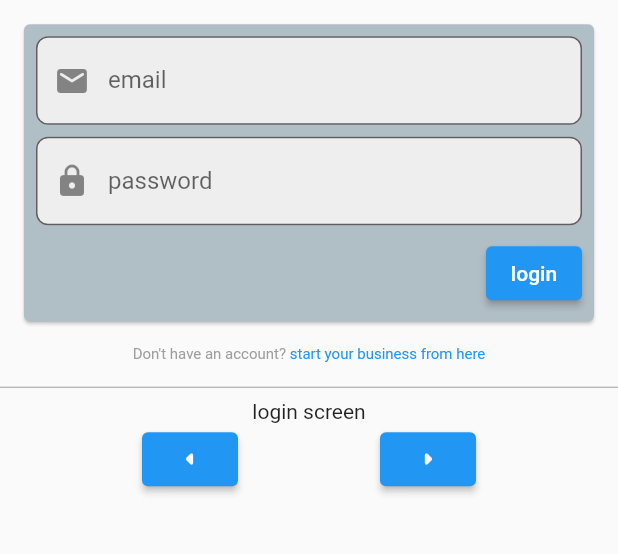
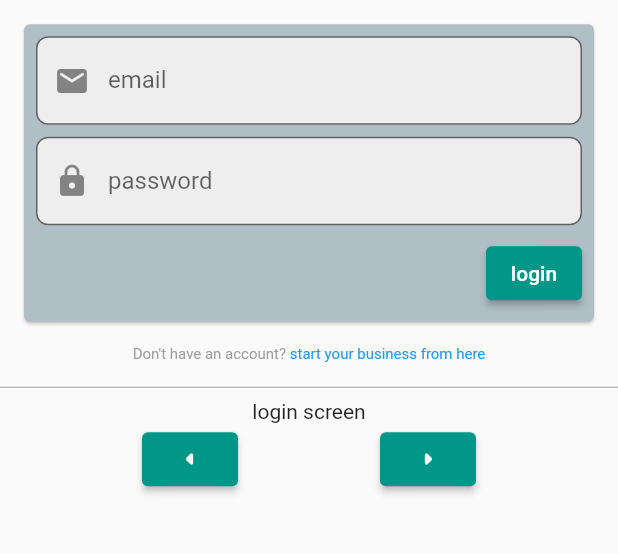
Before and after one commit to joeloudjinz/inz_businessman, a Flutter app: the screen it shows after launch, after a tap on the "arrow right" icon, on a phone screen of 412 x 824 dp, the part 572-1126 px from its top. Run offline on Flutter 3.47's test engine with Material 2 defaults, Android fonts, the phone set to English and light mode, and no system bars; our stand-ins replace auto_route, get_it, injectable, stacked_services.

```diff
--- /dev/null
+++ b/analysis_options.yaml
@@ -0,0 +1 @@
+include: package:lint/analysis_options.yaml
--- a/lib/main.dart
+++ b/lib/main.dart
@@ -1,7 +1,7 @@
 import 'package:businessman/core/generated/locator.dart';
 import 'package:flutter/material.dart';
-import 'package:auto_route/auto_route.dart' as AutoRouter;
-import 'package:businessman/core/generated/router.gr.dart' as AppRouter;
+import 'package:auto_route/auto_route.dart' as auto_router;
+import 'package:businessman/core/generated/router.gr.dart' as app_router;
 import 'package:stacked_services/stacked_services.dart';
 
 void main() {
@@ -15,13 +15,13 @@ class MyApp extends StatelessWidget {
   Widget build(BuildContext context) {
     return MaterialApp(
       title: 'Businessman gate to enter Tidikelt mega market',
-      builder: AutoRouter.ExtendedNavigator.builder<AppRouter.Router>(
-        router: AppRouter.Router(),
-        initialRoute: AppRouter.Routes.splashScreen,
+      builder: auto_router.ExtendedNavigator.builder<app_router.Router>(
+        router: app_router.Router(),
+        initialRoute: app_router.Routes.splashScreen,
         navigatorKey: StackedService.navigatorKey,
       ),
       theme: ThemeData(
-        primarySwatch: Colors.blue,
+        primarySwatch: Colors.teal,
         visualDensity: VisualDensity.adaptivePlatformDensity,
       ),
     );
--- a/lib/presentation/helpers/decorations.dart
+++ b/lib/presentation/helpers/decorations.dart
@@ -5,11 +5,8 @@ class Decorations {
     return InputDecoration(
       fillColor: Colors.grey.shade200,
       filled: true,
-      border: OutlineInputBorder(
+      border: const OutlineInputBorder(
         borderRadius: BorderRadius.all(Radius.circular(8.0)),
-        borderSide: BorderSide(
-          width: 1.0,
-        ),
       ),
       prefixIcon: Icon(icon),
       labelText: label,
--- a/lib/presentation/screens/home_screen.dart
+++ b/lib/presentation/screens/home_screen.dart
@@ -7,19 +7,17 @@ class HomeScreen extends StatelessWidget {
   Widget build(BuildContext context) {
     return Scaffold(
       body: Column(
-        crossAxisAlignment: CrossAxisAlignment.center,
         mainAxisAlignment: MainAxisAlignment.center,
         children: [
-          Text('home screen'),
+          const Text('home screen'),
           Row(
-            crossAxisAlignment: CrossAxisAlignment.center,
             mainAxisAlignment: MainAxisAlignment.spaceEvenly,
             children: [
               ElevatedButton(
                 onPressed: () {
                   locator<NavigationService>().back();
                 },
-                child: Icon(Icons.arrow_left_rounded),
+                child: const Icon(Icons.arrow_left_rounded),
               ),
             ],
           ),
--- a/lib/presentation/screens/login_screen.dart
+++ b/lib/presentation/screens/login_screen.dart
@@ -29,15 +29,14 @@ class LoginScreenContent extends StatelessWidget {
   @override
   Widget build(BuildContext context) {
     return Column(
-      crossAxisAlignment: CrossAxisAlignment.center,
       mainAxisAlignment: MainAxisAlignment.center,
       children: [
         GreetingSection(),
         LoginForm(),
         // Divider(color: Colors.grey),
         ToRegistrationText(),
-        Divider(color: Colors.grey),
-        Text('login screen'),
+        const Divider(color: Colors.grey),
+        const Text('login screen'),
         MyNavigation(),
       ],
     );
@@ -52,7 +51,7 @@ class LoginForm extends StatefulWidget {
 class _LoginFormState extends State<LoginForm> {
   final GlobalKey<FormState> loginKey = GlobalKey<FormState>();
 
-  validate(String value) {
+  String validate(String value) {
     if (value.isEmpty) return "should not be empty";
     return null;
   }
@@ -71,7 +70,7 @@ class _LoginFormState extends State<LoginForm> {
               mainAxisAlignment: MainAxisAlignment.center,
               children: [
                 Padding(
-                  padding: EdgeInsets.only(bottom: 8.0),
+                  padding: const EdgeInsets.only(bottom: 8.0),
                   child: TextFormField(
                     keyboardType: TextInputType.emailAddress,
                     decoration: Decorations.decorateFormTextField(
@@ -80,7 +79,7 @@ class _LoginFormState extends State<LoginForm> {
                   ),
                 ),
                 Padding(
-                  padding: EdgeInsets.only(bottom: 8.0),
+                  padding: const EdgeInsets.only(bottom: 8.0),
                   child: TextFormField(
                     obscureText: true,
                     decoration: Decorations.decorateFormTextField(
@@ -92,10 +91,10 @@ class _LoginFormState extends State<LoginForm> {
                   onPressed: () {
                     if (loginKey.currentState.validate()) {
                       Scaffold.of(context)
-                          .showSnackBar(SnackBar(content: Text("valid")));
+                          .showSnackBar(const SnackBar(content: Text("valid")));
                     }
                   },
-                  child: Text('login'),
+                  child: const Text('login'),
                 ),
               ],
             )),
@@ -108,16 +107,15 @@ class GreetingSection extends StatelessWidget {
   @override
   Widget build(BuildContext context) {
     return Column(
-      crossAxisAlignment: CrossAxisAlignment.center,
       mainAxisAlignment: MainAxisAlignment.center,
       children: [
         Image(
-          image: AssetImage('assets/logo.png'),
+          image: const AssetImage('assets/logo.png'),
           height: MediaQuery.of(context).size.height / 4,
           width: MediaQuery.of(context).size.width / 2,
         ),
-        Padding(
-          padding: const EdgeInsets.symmetric(horizontal: 32.0),
+        const Padding(
+          padding: EdgeInsets.symmetric(horizontal: 32.0),
           child: Text(
             "Welcome back dear businessman, the market really needs your deals so login and start selling to satisfy customers",
             style: TextStyle(
@@ -137,12 +135,12 @@ class ToRegistrationText extends StatelessWidget {
       padding: const EdgeInsets.only(bottom: 8.0),
       child: RichText(
         text: TextSpan(
-          style: TextStyle(color: Colors.grey, fontSize: 10.0),
+          style: const TextStyle(color: Colors.grey, fontSize: 10.0),
           children: <TextSpan>[
-            TextSpan(text: "Don't have an account? "),
+            const TextSpan(text: "Don't have an account? "),
             TextSpan(
                 text: 'start your business from here',
-                style: TextStyle(color: Colors.blue),
+                style: const TextStyle(color: Colors.blue),
                 recognizer: TapGestureRecognizer()
                   ..onTap = () {
                     locator<NavigationService>()
@@ -159,21 +157,20 @@ class MyNavigation extends StatelessWidget {
   @override
   Widget build(BuildContext context) {
     return Row(
-      crossAxisAlignment: CrossAxisAlignment.center,
       mainAxisAlignment: MainAxisAlignment.spaceEvenly,
       children: [
         ElevatedButton(
           onPressed: () {
             locator<NavigationService>().back();
           },
-          child: Icon(Icons.arrow_left_rounded),
+          child: const Icon(Icons.arrow_left_rounded),
         ),
         ElevatedButton(
           onPressed: () {
             locator<NavigationService>()
                 .navigateTo("/phone-registration-screen");
           },
-          child: Icon(Icons.arrow_right_rounded),
+          child: const Icon(Icons.arrow_right_rounded),
         ),
       ],
     );
--- a/lib/presentation/screens/splash_screen.dart
+++ b/lib/presentation/screens/splash_screen.dart
@@ -7,19 +7,17 @@ class SplashScreen extends StatelessWidget {
   Widget build(BuildContext context) {
     return Scaffold(
       body: Column(
-        crossAxisAlignment: CrossAxisAlignment.center,
         mainAxisAlignment: MainAxisAlignment.center,
         children: [
-          Text('splash screen'),
+          const Text('splash screen'),
           Row(
-            crossAxisAlignment: CrossAxisAlignment.center,
             mainAxisAlignment: MainAxisAlignment.spaceEvenly,
             children: [
               ElevatedButton(
                 onPressed: () {
                   locator<NavigationService>().navigateTo("/login-screen");
                 },
-                child: Icon(Icons.arrow_right_rounded),
+                child: const Icon(Icons.arrow_right_rounded),
               ),
             ],
           ),
--- a/pubspec.yaml
+++ b/pubspec.yaml
@@ -38,7 +38,7 @@ dev_dependencies:
   build_runner: ^1.11.0
   auto_route_generator: ^0.6.10
   injectable_generator: ^1.0.7
-
+  lint: ^1.0.0
 # For information on the generic Dart part of this file, see the
 # following page: https://dart.dev/tools/pub/pubspec
 
```
Also changed, not shown: lib/presentation/screens/phone_registration_screen.dart (+3 -5 lines), lib/presentation/screens/phone_verification_screen.dart (+3 -5 lines), lib/presentation/screens/second_registration_screen.dart (+3 -5 lines), pubspec.lock.
